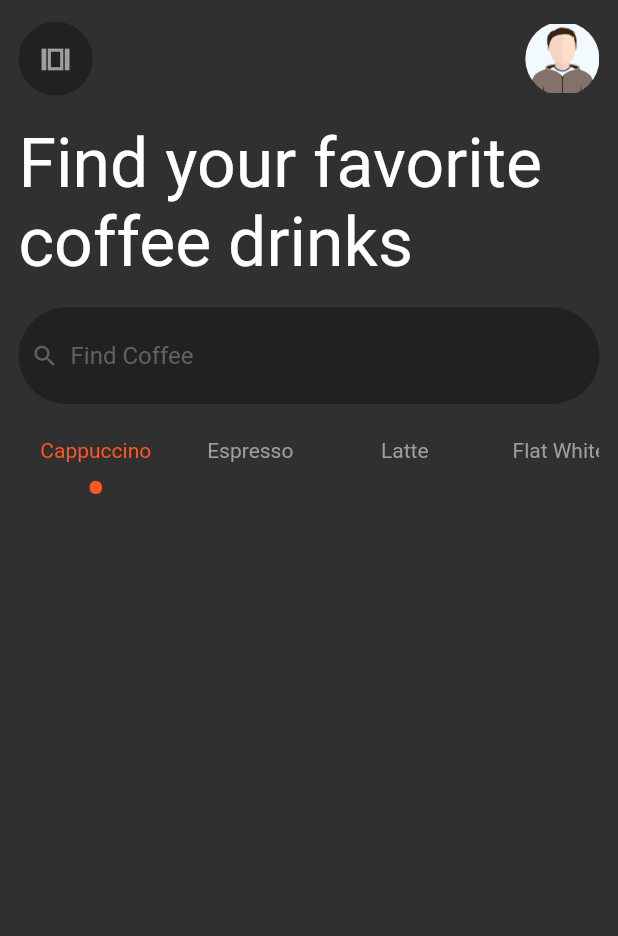
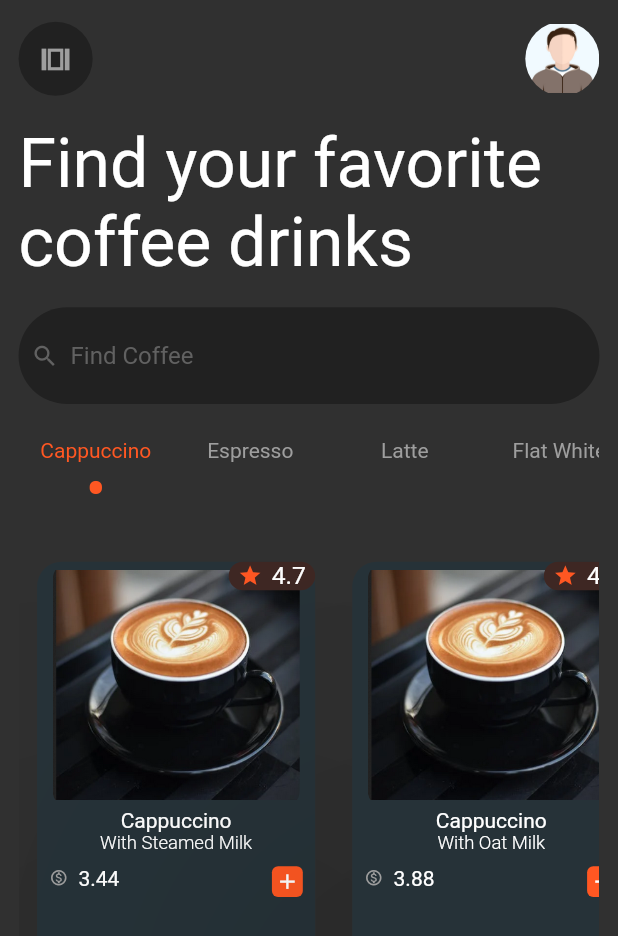
Before and after one commit to L1ght5p33D/flutter_coffee_shop_ui, a Flutter app: the screen it shows after launch, on a phone screen of 412 x 824 dp. Shown: the top 936 px of the screen. Run offline on Flutter 3.47's test engine with Material 2 defaults, Android fonts, the phone set to English and light mode, and no system bars.

Commit message:
type list style and coffee data

```diff
--- a/lib/coffee_home.dart
+++ b/lib/coffee_home.dart
@@ -1,6 +1,8 @@
 import 'package:flutter/material.dart';
+import 'package:coffee_shop_ui/coffee_type_LV.dart';
 
 List coffee_types_list = ["Cappuccino","Espresso", "Latte", "Flat White"];
+List coffee_types_data_names = ["cappuccino", "espresso", "latte", "flat_white"];
 
 class CoffeeShopHome extends StatefulWidget {
   const CoffeeShopHome({super.key});
@@ -17,7 +19,7 @@ int coffee_type_chosen_idx=0;
   @override
   Widget build(BuildContext context) {
 
-    var ss = MediaQuery.of(context).size;
+    Size ss = MediaQuery.of(context).size;
     return Scaffold(
       body: SafeArea(child:
         Padding(
@@ -92,7 +94,7 @@ int coffee_type_chosen_idx=0;
                 ])
             ),
           Container(
-              height: ss.width * .45,
+              height: ss.width * .25,
               child:
             ListView.builder(
                 scrollDirection: Axis.horizontal,
@@ -138,7 +140,9 @@ int coffee_type_chosen_idx=0;
                       Container()
 
                       ]));
-            }))
+            })),
+
+            Coffee_Type_LV(coffee_type: coffee_types_data_names[coffee_type_chosen_idx],)
 
 
 
--- /dev/null
+++ b/lib/coffee_type_LV.dart
@@ -0,0 +1,137 @@
+import 'package:flutter/material.dart';
+import 'package:coffee_shop_ui/coffee_types_data.dart';
+
+class Coffee_Type_LV extends StatefulWidget {
+  Coffee_Type_LV({Key? key, this.coffee_type: "cappuccino"}) : super(key: key);
+
+  String coffee_type;
+
+  @override
+  _Coffee_Type_LVState createState() => _Coffee_Type_LVState();
+}
+
+class _Coffee_Type_LVState extends State<Coffee_Type_LV> {
+  @override
+  Widget build(BuildContext context) {
+    Size ss = MediaQuery.of(context).size;
+    return
+
+      Container(
+      height: ss.width * .66,
+      child:ListView.builder(
+        scrollDirection: Axis.horizontal,
+        itemCount: coffee_types_data[widget.coffee_type].length,
+        itemBuilder: (context, coffee_lv_idx){
+        return
+          Padding(
+            padding: EdgeInsets.symmetric(horizontal: ss.width*.03),
+          child:
+          Material(
+            shadowColor: Colors.black,
+              elevation: ss.width * .32,
+              child:
+          Container(
+          width: ss.width * .45,
+          height: ss.width * .65,
+            child: Column(
+              mainAxisAlignment: MainAxisAlignment.center,
+              children: [
+              Container(
+            decoration: BoxDecoration(
+            color: Colors.blueGrey[900],
+                borderRadius: BorderRadius.circular(ss.width*.04)),
+                  width: ss.width * .45,
+                  height: ss.width * .65,
+            child:
+            Stack(children:[
+              Padding(
+            padding:EdgeInsets.symmetric(horizontal:ss.width*.025 ),
+            child:
+              ClipRRect(
+                borderRadius: BorderRadius.circular(ss.width*.03),
+                  child:
+              Image.asset(
+                  coffee_types_data[widget.coffee_type][coffee_lv_idx]["image_data"],
+                  width: ss.width * .4,
+                  height: ss.width * .4,
+                  fit: BoxFit.contain,
+              ))),
+              Column(
+                  mainAxisAlignment: MainAxisAlignment.spaceBetween,
+                  children:[
+                Row(mainAxisAlignment: MainAxisAlignment.end,
+                  children: [
+                    Container(
+                      decoration: BoxDecoration(
+                        color: Colors.brown[900],
+                        borderRadius: BorderRadius.circular(ss.width*.03)
+                      ),
+                      width: ss.width * .14,
+                    child: Row(
+                      mainAxisAlignment: MainAxisAlignment.spaceEvenly,
+                      children: [
+                      Icon(Icons.star,
+                            size: ss.width * .04,
+                            color: Colors.deepOrange
+                      ),
+                      Text(coffee_types_data[widget.coffee_type][coffee_lv_idx]["rating"],
+                            style: TextStyle(fontSize: ss.width*.04))
+                    ],),
+                    )
+                  ],),
+
+                Container(height: ss.width * .25,
+                    child:Column(children: [
+                      Text(coffee_types_data[widget.coffee_type][coffee_lv_idx]["main_name"]),
+                      Text(coffee_types_data[widget.coffee_type][coffee_lv_idx]["secondary_text"],
+                        style: TextStyle(fontSize: ss.width*.03, fontWeight: FontWeight.w300),
+                      ),
+                      Stack(children:[
+                        Padding(
+                            padding:EdgeInsets.only(top:ss.width*.02, left:ss.width*.02),
+                            child:
+                      Row(
+                        mainAxisAlignment: MainAxisAlignment.start,
+                        children: [
+                          Icon(Icons.monetization_on_outlined,
+                                size: ss.width*.03,
+                            color: Colors.grey[500],
+                          ),
+                          Text("  "+coffee_types_data[widget.coffee_type][coffee_lv_idx]["price"]),
+                        ],)),
+                        Row(
+                            mainAxisAlignment: MainAxisAlignment.end,
+                            children: [
+                              Padding(
+                                padding:EdgeInsets.only(top:ss.width*.02, right: ss.width*.02),
+                              child:
+                              InkWell(
+                                onTap:(){print("tap");},
+                                  child:Container(
+                                      width: ss.width*.05,
+                                      height: ss.width*.05,
+                                      decoration: BoxDecoration(
+                                          borderRadius: BorderRadius.circular(ss.width*.01),
+                                            color: Colors.deepOrange),
+                                      child:
+                              Icon(Icons.add,
+                                  size: ss.width*.04
+                              ))))
+                      ])
+                      ])
+
+                    ],)
+                )
+              ])
+            ])),
+
+
+            ],)
+
+          ))   );
+
+          }
+      )
+  );
+  }
+}
--- /dev/null
+++ b/lib/coffee_types_data.dart
@@ -0,0 +1,110 @@
+Map coffee_types_data = {
+  "cappuccino": [{
+    "image_data": "assets/images/coffee_img1.png",
+    "rating": "4.7",
+    "main_name": "Cappuccino",
+    "secondary_text": "With Steamed Milk",
+    "price": "3.44"
+  },
+    {
+      "image_data": "assets/images/coffee_img1.png",
+      "rating": "4.8",
+      "main_name": "Cappuccino",
+      "secondary_text": "With Oat Milk",
+      "price": "3.88"
+    },
+    {
+      "image_data": "assets/images/coffee_img1.png",
+      "rating": "4.6",
+      "main_name": "Cappuccino",
+      "secondary_text": "With Chocolate",
+      "price": "3.44"
+    },
+    {
+      "image_data": "assets/images/coffee_img1.png",
+      "rating": "4.8",
+      "main_name": "Cappuccino",
+      "secondary_text": "With Soy Milk",
+      "price": "3.88"
+    }]
+  ,
+  "espresso":[{
+    "image_data": "assets/images/coffee_img1.png",
+    "rating": "4.9",
+    "main_name": "Espresso",
+    "secondary_text": "Single",
+    "price": "3.33"
+  },
+    {
+      "image_data": "assets/images/coffee_img1.png",
+      "rating": "4.8",
+      "main_name": "Espresso",
+      "secondary_text": "Double",
+      "price": "4.33"
+    },
+    {
+      "image_data": "assets/images/coffee_img1.png",
+      "rating": "4.9",
+      "main_name": "Espresso",
+      "secondary_text": "Triple",
+      "price": "4.88"
+    }],
+  "latte":[ {
+    "image_data": "assets/images/coffee_img1.png",
+    "rating": "4.6",
+    "main_name": "Latte",
+    "secondary_text": "With Steamed Milk",
+    "price": "3.25"
+  },
+    {
+      "image_data": "assets/images/coffee_img1.png",
+      "rating": "4.7",
+      "main_name": "Latte",
+      "secondary_text": "With Oat Milk",
+      "price": "3.88"
+    },
+    {
+      "image_data": "assets/images/coffee_img1.png",
+      "rating": "4.8",
+      "main_name": "Latte",
+      "secondary_text": "With Chocolate",
+      "price": "3.25"
+    },
+    {
+      "image_data": "assets/images/coffee_img1.png",
+      "rating": "4.9",
+      "main_name": "Latte",
+      "secondary_text": "With Soy Milk",
+      "price": "3.88"
+    }
+  ],
+  "flat_white": [{
+    "image_data": "assets/images/coffee_img1.png",
+    "rating": "4.7",
+    "main_name": "Flat White",
+    "secondary_text": "With Steamed Milk",
+    "price": "3.88"
+  },
+    {
+      "image_data": "assets/images/coffee_img1.png",
+      "rating": "4.9",
+      "main_name": "Flat White",
+      "secondary_text": "With Chocolate",
+      "price": "3.88"
+    },
+    {
+      "image_data": "assets/images/coffee_img1.png",
+      "rating": "4.8",
+      "main_name": "Flat White",
+      "secondary_text": "With Oat Milk",
+      "price": "4.25"
+    },
+    {
+      "image_data": "assets/images/coffee_img1.png",
+      "rating": "4.9",
+      "main_name": "Flat White",
+      "secondary_text": "With Soy Milk",
+      "price": "4.25"
+    }
+    ]
+};
--- a/pubspec.yaml
+++ b/pubspec.yaml
@@ -65,6 +65,7 @@ flutter:
   #   - images/a_dot_ham.jpeg
   assets:
     - assets/images/profile_avatar.png
+    - assets/images/coffee_img1.png
 
   # An image asset can refer to one or more resolution-specific "variants", see
   # https://flutter.dev/assets-and-images/#resolution-aware
```
Also changed, not shown: assets/images/coffee_img1.png (added).
